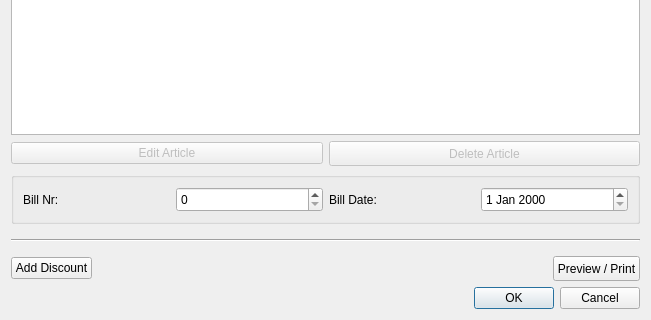
Qt form ui/dialogs/billdialog.ui (PhilippParis/BusinessManager) before a commit; both pictures show x 0 to 651 and y 397 to 717 of the 651 by 717 pixel window.
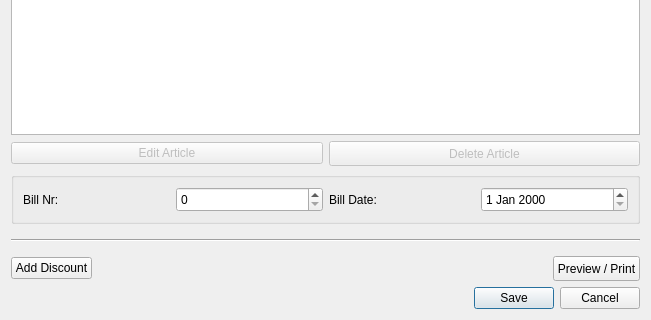
The same form after that commit. Icons and pictures are not drawn.

```diff
--- a/ui/dialogs/billdialog.ui
+++ b/ui/dialogs/billdialog.ui
@@ -305,7 +305,7 @@
       <enum>Qt::Horizontal</enum>
      </property>
      <property name="standardButtons">
-      <set>QDialogButtonBox::Cancel|QDialogButtonBox::Ok</set>
+      <set>QDialogButtonBox::Cancel|QDialogButtonBox::Save</set>
      </property>
     </widget>
    </item>
```
